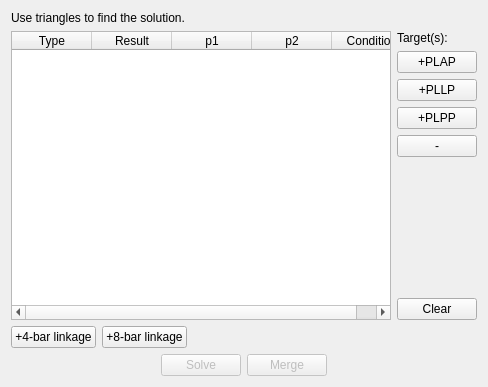
This is core/panel/run_Triangle_Solver.ui in KmolYuan/Pyslvs-UI as Qt 5 draws it before an edit. The edited form follows.
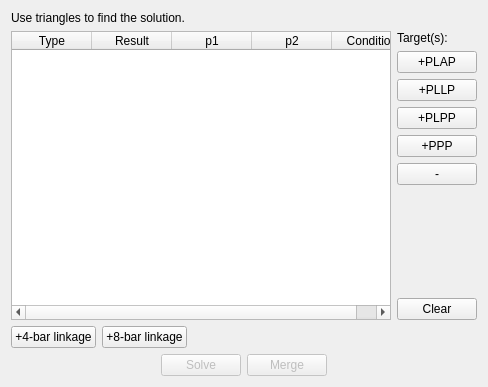
This is the edited form. Icons and pictures are not drawn.

```diff
--- a/core/panel/run_Triangle_Solver.ui
+++ b/core/panel/run_Triangle_Solver.ui
@@ -127,6 +127,13 @@
          </property>
         </widget>
        </item>
+       <item>
+        <widget class="QPushButton" name="pluse_PPP">
+         <property name="text">
+          <string>+PPP</string>
+         </property>
+        </widget>
+       </item>
        <item>
         <widget class="QPushButton" name="remove_botton">
          <property name="text">
```
